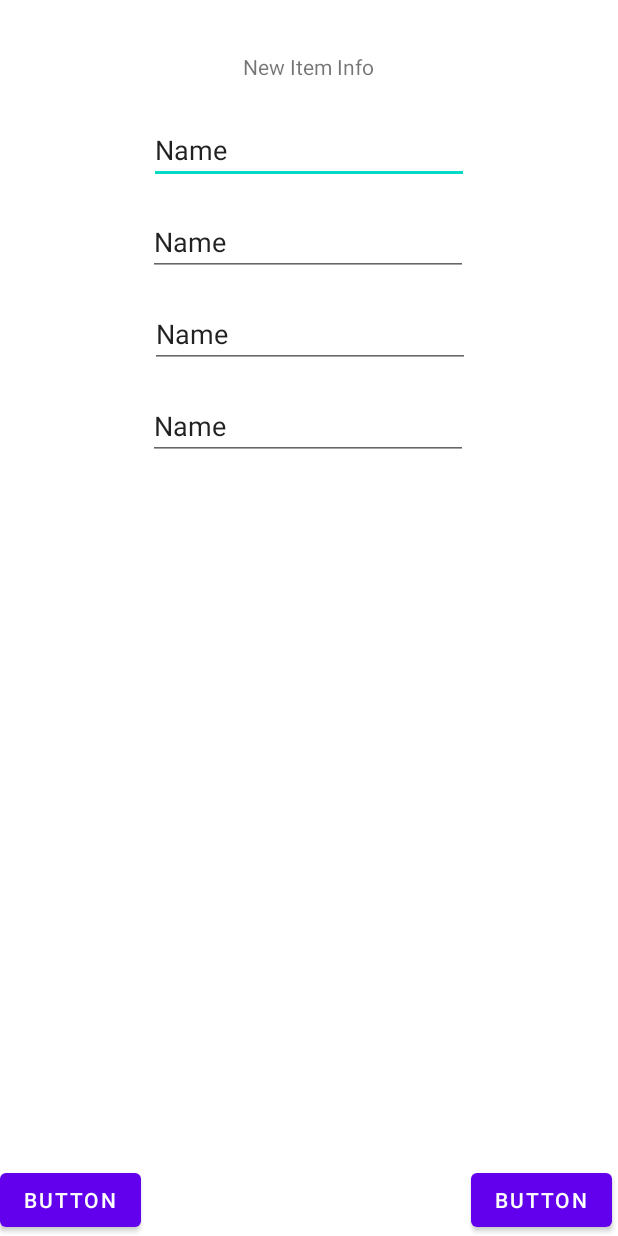
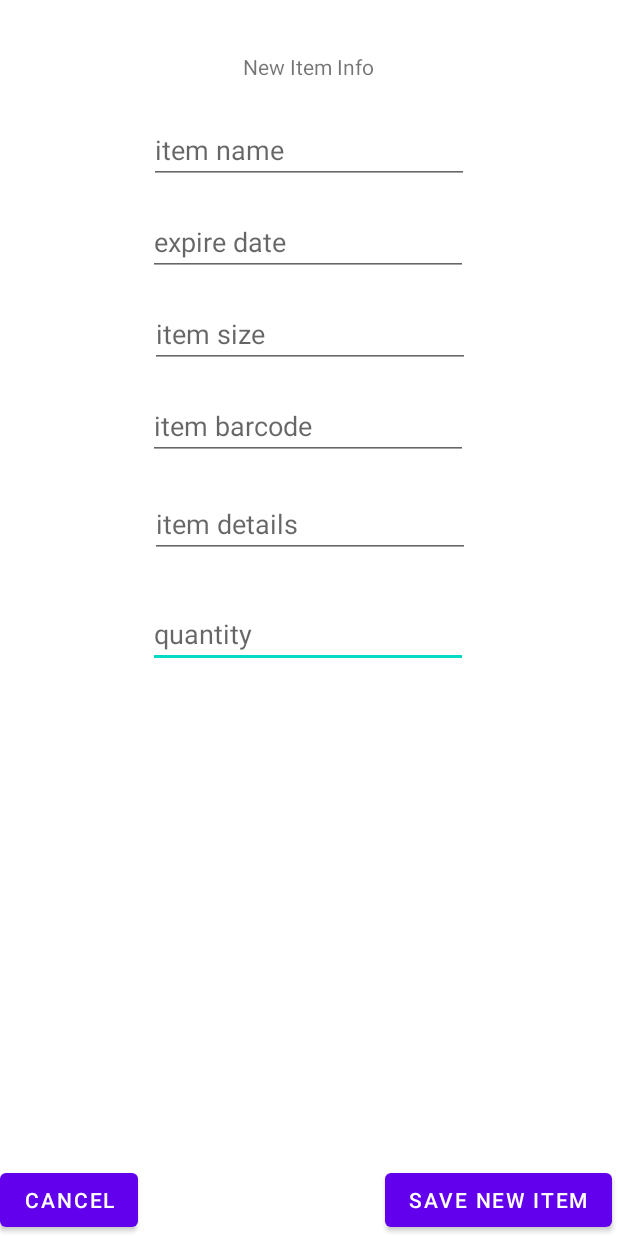
Before and after one commit to azzidahaka/Final-Project-sem-6-, an Android app: the layout activity_employee_new_item.xml on its own in the app's theme, with its tools: preview values and no code run, on a phone screen of 412 x 824 dp. Run offline under Robolectric (Android 15) with nearby library versions, the phone set to English and light mode, and no system bars.

```diff
--- a/app/src/main/AndroidManifest.xml
+++ b/app/src/main/AndroidManifest.xml
@@ -20,7 +20,7 @@
             android:value="barcode" /> <!-- To use multiple models: android:value="barcode,model2,model3" -->
         <activity android:name=".editItem" />
         <activity android:name=".ItemInfo" />
-        <activity android:name=".NewItem" />
+        <activity android:name=".EmployeeNewItem" />
         <activity android:name=".CustomerProductDetailedInfo" />
         <activity android:name=".CustomerProductInfo" />
         <activity android:name=".CustomerInfo" />
--- a/app/src/main/java/com/example/finalproject/NewItem.kt
+++ /dev/null
@@ -1,11 +0,0 @@
-package com.example.finalproject
-
-import androidx.appcompat.app.AppCompatActivity
-import android.os.Bundle
-
-class NewItem : AppCompatActivity() {
-    override fun onCreate(savedInstanceState: Bundle?) {
-        super.onCreate(savedInstanceState)
-        setContentView(R.layout.activity_new_item)
-    }
-}
--- a/app/src/main/res/layout/activity_new_item.xml
+++ b/app/src/main/res/layout/activity_employee_new_item.xml
@@ -4,10 +4,36 @@
     xmlns:tools="http://schemas.android.com/tools"
     android:layout_width="match_parent"
     android:layout_height="match_parent"
-    tools:context=".NewItem">
+    tools:context=".EmployeeNewItem">
+
+    <EditText
+        android:id="@+id/editTextQty"
+        android:layout_width="wrap_content"
+        android:layout_height="wrap_content"
+        android:layout_marginTop="28dp"
+        android:ems="10"
+        android:hint="@string/item_qty"
+        android:inputType="textPersonName"
+        app:layout_constraintEnd_toEndOf="parent"
+        app:layout_constraintHorizontal_bias="0.497"
+        app:layout_constraintStart_toStartOf="parent"
+        app:layout_constraintTop_toBottomOf="@+id/editTextDetailInfo" />
+
+    <EditText
+        android:id="@+id/editTextDetailInfo"
+        android:layout_width="wrap_content"
+        android:layout_height="wrap_content"
+        android:layout_marginTop="20dp"
+        android:ems="10"
+        android:hint="@string/item_detail_info"
+        android:inputType="textPersonName"
+        app:layout_constraintEnd_toEndOf="parent"
+        app:layout_constraintHorizontal_bias="0.502"
+        app:layout_constraintStart_toStartOf="parent"
+        app:layout_constraintTop_toBottomOf="@+id/editTextBarcode" />
 
     <TextView
-        android:id="@+id/newInfo"
+        android:id="@+id/textViewNewInfo"
         android:layout_width="wrap_content"
         android:layout_height="wrap_content"
         android:text="@string/new_info"
@@ -19,76 +45,78 @@
         app:layout_constraintVertical_bias="0.043" />
 
     <EditText
-        android:id="@+id/editTextTextPersonName"
+        android:id="@+id/editTextItemName"
         android:layout_width="wrap_content"
         android:layout_height="wrap_content"
         android:layout_marginTop="23dp"
         android:ems="10"
+        android:hint="@string/item_name"
         android:inputType="textPersonName"
-        android:text="Name"
         app:layout_constraintEnd_toEndOf="parent"
         app:layout_constraintStart_toStartOf="parent"
-        app:layout_constraintTop_toBottomOf="@+id/newInfo" />
+        app:layout_constraintTop_toBottomOf="@+id/textViewNewInfo" />
 
     <EditText
-        android:id="@+id/editTextTextPersonName2"
+        android:id="@+id/editTextExpireDate"
         android:layout_width="wrap_content"
         android:layout_height="wrap_content"
         android:layout_marginTop="16dp"
         android:ems="10"
+        android:hint="@string/item_expire_date"
         android:inputType="textPersonName"
-        android:text="Name"
         app:layout_constraintEnd_toEndOf="parent"
         app:layout_constraintHorizontal_bias="0.497"
         app:layout_constraintStart_toStartOf="parent"
-        app:layout_constraintTop_toBottomOf="@+id/editTextTextPersonName" />
+        app:layout_constraintTop_toBottomOf="@+id/editTextItemName" />
 
     <EditText
-        android:id="@+id/editTextTextPersonName4"
+        android:id="@+id/editTextSize"
         android:layout_width="wrap_content"
         android:layout_height="wrap_content"
         android:layout_marginTop="16dp"
         android:ems="10"
+        android:hint="@string/item_size"
         android:inputType="textPersonName"
-        android:text="Name"
         app:layout_constraintEnd_toEndOf="parent"
         app:layout_constraintHorizontal_bias="0.502"
         app:layout_constraintStart_toStartOf="parent"
-        app:layout_constraintTop_toBottomOf="@+id/editTextTextPersonName2" />
+        app:layout_constraintTop_toBottomOf="@+id/editTextExpireDate" />
 
     <EditText
-        android:id="@+id/editTextTextPersonName5"
+        android:id="@+id/editTextBarcode"
         android:layout_width="wrap_content"
         android:layout_height="wrap_content"
         android:layout_marginTop="16dp"
         android:ems="10"
+        android:hint="@string/item_barcode"
         android:inputType="textPersonName"
-        android:text="Name"
         app:layout_constraintEnd_toEndOf="parent"
         app:layout_constraintHorizontal_bias="0.497"
         app:layout_constraintStart_toStartOf="parent"
-        app:layout_constraintTop_toBottomOf="@+id/editTextTextPersonName4" />
+        app:layout_constraintTop_toBottomOf="@+id/editTextSize" />
 
     <Button
-        android:id="@+id/button"
+        android:id="@+id/buttonSaveItem"
         android:layout_width="wrap_content"
         android:layout_height="wrap_content"
         android:layout_marginEnd="4dp"
-        android:text="Button"
+        android:onClick="onSaveItemClick"
+        android:text="@string/save"
         app:layout_constraintBottom_toBottomOf="parent"
         app:layout_constraintEnd_toEndOf="parent"
-        app:layout_constraintTop_toBottomOf="@+id/editTextTextPersonName5"
+        app:layout_constraintTop_toBottomOf="@+id/editTextBarcode"
         app:layout_constraintVertical_bias="1.0" />
 
     <Button
-        android:id="@+id/button2"
+        android:id="@+id/buttonCancel"
         android:layout_width="wrap_content"
         android:layout_height="wrap_content"
-        android:text="Button"
+        android:onClick="onCancelClick"
+        android:text="@string/cancel"
         app:layout_constraintBottom_toBottomOf="parent"
-        app:layout_constraintEnd_toStartOf="@+id/button"
+        app:layout_constraintEnd_toStartOf="@+id/buttonSaveItem"
         app:layout_constraintHorizontal_bias="0.0"
         app:layout_constraintStart_toStartOf="parent"
-        app:layout_constraintTop_toBottomOf="@+id/editTextTextPersonName5"
+        app:layout_constraintTop_toBottomOf="@+id/editTextBarcode"
         app:layout_constraintVertical_bias="1.0" />
 </androidx.constraintlayout.widget.ConstraintLayout>
--- a/app/src/main/res/layout/activity_main.xml
+++ b/app/src/main/res/layout/activity_main.xml
@@ -19,10 +19,11 @@
         app:layout_constraintVertical_bias="0.023" />
 
     <Button
-        android:id="@+id/eSignIn"
+        android:id="@+id/employeeSignInButton"
         android:layout_width="wrap_content"
         android:layout_height="wrap_content"
         android:layout_marginTop="152dp"
+        android:onClick="onEmployeeClick"
         android:text="@string/employee"
         app:layout_constraintEnd_toEndOf="parent"
         app:layout_constraintStart_toStartOf="parent"
@@ -37,5 +38,5 @@
         app:layout_constraintBottom_toBottomOf="parent"
         app:layout_constraintEnd_toEndOf="parent"
         app:layout_constraintStart_toStartOf="parent"
-        app:layout_constraintTop_toBottomOf="@+id/eSignIn" />
+        app:layout_constraintTop_toBottomOf="@+id/employeeSignInButton" />
 </androidx.constraintlayout.widget.ConstraintLayout>
--- a/app/src/main/res/values/strings.xml
+++ b/app/src/main/res/values/strings.xml
@@ -8,6 +8,7 @@
     <string name="scan">Scan</string>
     <string name="new_info">New Item Info</string>
     <string name="add">Add New Item</string>
+    <string name="save">Save New Item</string>
     <string name="cancel">Cancel</string>
     <string name="inspect">Find Product</string>
     <string name="product_info">Product Info</string>
@@ -32,4 +33,10 @@
     <string name="default_name">Guest</string>
     <string name="hint_store_name">preferred store name</string>
     <string name="hint_user_name">type your name</string>
+    <string name="item_name">item name</string>
+    <string name="item_size">item size</string>
+    <string name="item_expire_date">expire date</string>
+    <string name="item_barcode">item barcode</string>
+    <string name="item_detail_info">item details</string>
+    <string name="item_qty">quantity</string>
 </resources>
```
Also changed, not shown: app/src/main/java/com/example/finalproject/CustomerHome.kt (+1 -13 lines), app/src/main/java/com/example/finalproject/EmployeeHome.kt (+13 -0 lines), app/src/main/java/com/example/finalproject/EmployeeNewItem.kt (added, +106 -0 lines), app/src/main/java/com/example/finalproject/MainActivity.kt (+7 -0 lines), app/src/main/res/layout/activity_employee_home.xml (+5 -3 lines), 1 other file.
